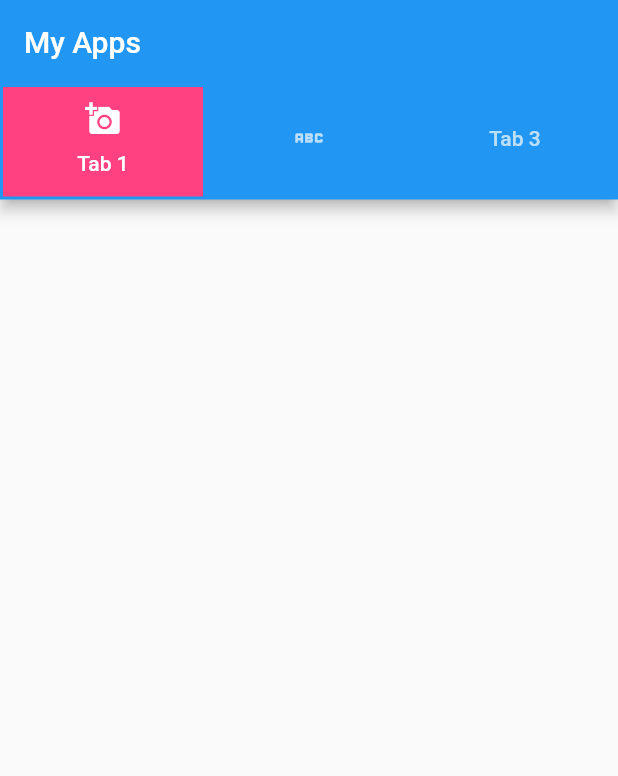
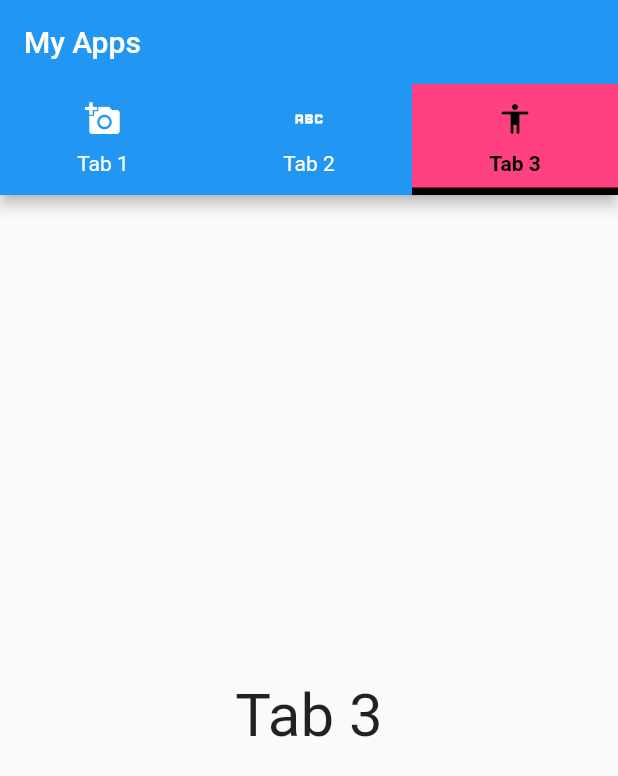
Before and after one commit to dellaputriherman/PEMROGRAMAN_FLUTTER, a Flutter app: the screen it shows after launch, on a phone screen of 412 x 824 dp. Shown: the top 776 px of the screen. Run offline on Flutter 3.47's test engine with Material 2 defaults, Android fonts, the phone set to English and light mode, and no system bars; our stand-ins replace faker.

Commit message:
Update FLUTTER 15 TabBar Widget

```diff
--- a/tabbar_widget/lib/main.dart
+++ b/tabbar_widget/lib/main.dart
@@ -12,8 +12,10 @@ class MyApp extends StatelessWidget {
     ),
     Tab(
       icon: Icon(Icons.abc_outlined),
+      text: "Tab 2",
     ),
     Tab(
+      icon: Icon(Icons.accessibility_rounded),
       text: "Tab 3",
     ),
   ];
@@ -21,19 +23,56 @@ class MyApp extends StatelessWidget {
   Widget build(BuildContext context) {
     return MaterialApp(
       home: DefaultTabController(
+        initialIndex: 2,
         length: myTab.length,
         child: Scaffold(
           appBar: AppBar(
             title: Text("My Apps"),
             bottom: TabBar(
-              indicatorColor: Colors.deepPurple,
-              indicatorWeight: 5,
-              indicatorPadding: EdgeInsets.all(2),
+              labelColor: Colors.black,
+              unselectedLabelColor: Colors.white,
+              labelStyle: TextStyle(
+                fontWeight: FontWeight.bold,
+              ),
+              unselectedLabelStyle: TextStyle(
+                fontWeight: FontWeight.normal,
+              ),
+              // indicatorColor: Colors.deepPurple,
+              // indicatorWeight: 5,
+              // indicatorPadding: EdgeInsets.all(2),
               indicator: BoxDecoration(
-                color: Colors.pinkAccent,
-              ),
+                  color: Colors.pinkAccent,
+                  //borderRadius: BorderRadius.circular(50),
+                  border: Border(
+                    bottom: BorderSide(
+                      color: Colors.black,
+                      width: 5,
+                    ),
+                  )),
               tabs: myTab,
             ),
+          ),
+          body: TabBarView(
+            children: [
+              Center(
+                child: Text(
+                  "Tab 1",
+                  style: TextStyle(fontSize: 40),
+                ),
+              ),
+              Center(
+                child: Text(
+                  "Tab 2",
+                  style: TextStyle(fontSize: 40),
+                ),
+              ),
+              Center(
+                child: Text(
+                  "Tab 3",
+                  style: TextStyle(fontSize: 40),
+                ),
+              ),
+            ],
           ),
         ),
       ),
```
